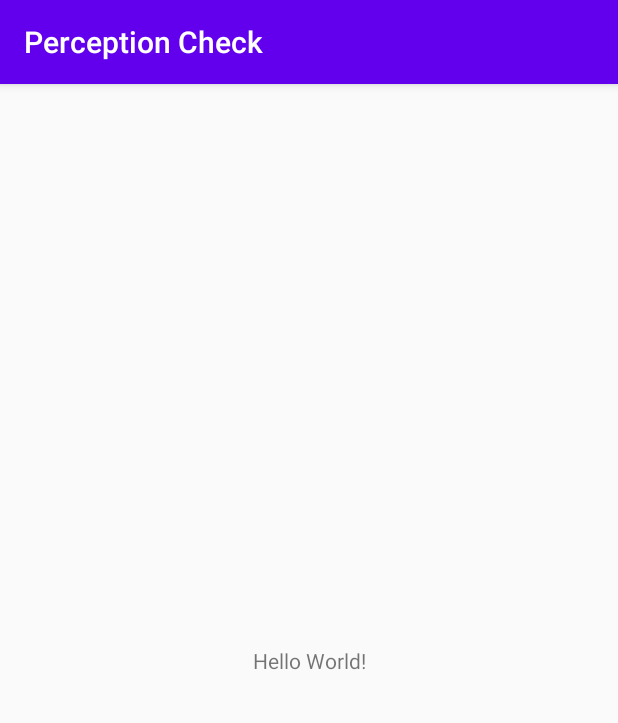
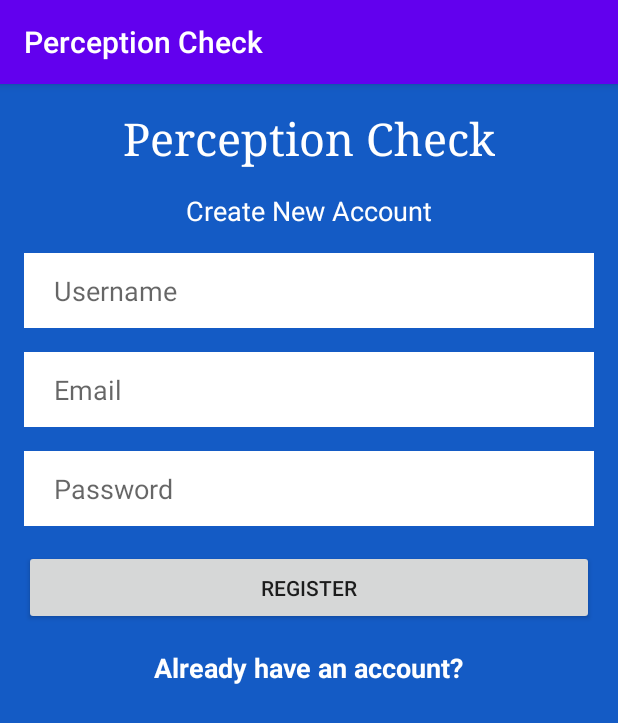
Before and after one commit to Patrick-Sorensen/Perception-Check, an Android app: the screen it shows after launch (MainActivity), on a phone screen of 412 x 824 dp. Shown: the top 723 px of the screen. Run offline under Robolectric (Android 15) with nearby library versions, the phone set to English and light mode, and no system bars.

```diff
--- /dev/null
+++ b/app/src/main/java/com/example/perceptioncheck/LoginActivity.kt
@@ -0,0 +1,11 @@
+package com.example.perceptioncheck
+
+import android.os.Bundle
+import androidx.appcompat.app.AppCompatActivity
+
+class LoginActivity : AppCompatActivity() {
+    override fun onCreate(savedInstanceState: Bundle?) {
+        super.onCreate(savedInstanceState)
+        setContentView(R.layout.activity_login)
+    }
+}
--- /dev/null
+++ b/app/src/main/res/layout/activity_login.xml
@@ -0,0 +1,6 @@
+<?xml version="1.0" encoding="utf-8"?>
+<androidx.constraintlayout.widget.ConstraintLayout
+    xmlns:android="http://schemas.android.com/apk/res/android" android:layout_width="match_parent"
+    android:layout_height="match_parent">
+
+</androidx.constraintlayout.widget.ConstraintLayout>
--- a/app/src/main/res/layout/activity_main.xml
+++ b/app/src/main/res/layout/activity_main.xml
@@ -4,15 +4,120 @@
     xmlns:tools="http://schemas.android.com/tools"
     android:layout_width="match_parent"
     android:layout_height="match_parent"
-    tools:context=".MainActivity">
+    android:background="#145BC5"
+    tools:context=".MainActivity" >
 
     <TextView
+        android:id="@+id/textView"
         android:layout_width="wrap_content"
         android:layout_height="wrap_content"
-        android:text="Hello World!"
-        app:layout_constraintBottom_toBottomOf="parent"
-        app:layout_constraintLeft_toLeftOf="parent"
-        app:layout_constraintRight_toRightOf="parent"
+        android:layout_marginStart="16dp"
+        android:layout_marginLeft="16dp"
+        android:layout_marginTop="16dp"
+        android:layout_marginEnd="16dp"
+        android:layout_marginRight="16dp"
+        android:fontFamily="serif"
+        android:text="Perception Check"
+        android:textColor="#FFFFFF"
+        android:textSize="30sp"
+        app:layout_constraintEnd_toEndOf="parent"
+        app:layout_constraintStart_toStartOf="parent"
         app:layout_constraintTop_toTopOf="parent" />
 
+    <TextView
+        android:id="@+id/create_new_account_textview_register"
+        android:layout_width="wrap_content"
+        android:layout_height="wrap_content"
+        android:layout_marginStart="16dp"
+        android:layout_marginLeft="16dp"
+        android:layout_marginTop="16dp"
+        android:layout_marginEnd="16dp"
+        android:layout_marginRight="16dp"
+        android:text="Create New Account"
+        android:textColor="#FFFFFF"
+        android:textSize="18sp"
+        app:layout_constraintEnd_toEndOf="@+id/textView"
+        app:layout_constraintStart_toStartOf="@+id/textView"
+        app:layout_constraintTop_toBottomOf="@+id/textView" />
+
+    <EditText
+        android:id="@+id/password_edittext_register"
+        android:layout_width="0dp"
+        android:layout_height="50dp"
+        android:layout_marginTop="16dp"
+        android:background="#FFFFFF"
+        android:ems="10"
+        android:hint="Password"
+        android:inputType="textPassword"
+        android:paddingLeft="20dp"
+        app:layout_constraintEnd_toEndOf="@+id/email_edittext_register"
+        app:layout_constraintStart_toStartOf="@+id/email_edittext_register"
+        app:layout_constraintTop_toBottomOf="@+id/email_edittext_register" />
+
+    <EditText
+        android:id="@+id/email_edittext_register"
+        android:layout_width="0dp"
+        android:layout_height="50dp"
+        android:layout_marginTop="16dp"
+        android:background="#FFFFFF"
+        android:ems="10"
+        android:hint="Email"
+        android:inputType="textEmailAddress"
+        android:paddingLeft="20dp"
+        app:layout_constraintEnd_toEndOf="@+id/username_edittext_register"
+        app:layout_constraintStart_toStartOf="@+id/username_edittext_register"
+        app:layout_constraintTop_toBottomOf="@+id/username_edittext_register" />
+
+    <EditText
+        android:id="@+id/username_edittext_register"
+        android:layout_width="0dp"
+        android:layout_height="50dp"
+        android:layout_marginStart="16dp"
+        android:layout_marginLeft="16dp"
+        android:layout_marginTop="16dp"
+        android:layout_marginEnd="16dp"
+        android:layout_marginRight="16dp"
+        android:background="#FFFFFF"
+        android:ems="10"
+        android:hint="Username"
+        android:inputType="textPersonName"
+        android:paddingLeft="20dp"
+        app:layout_constraintEnd_toEndOf="parent"
+        app:layout_constraintStart_toStartOf="parent"
+        app:layout_constraintTop_toBottomOf="@+id/create_new_account_textview_register" />
+
+    <Button
+        android:id="@+id/register_button_register"
+        android:layout_width="0dp"
+        android:layout_height="50dp"
+        android:layout_marginTop="16dp"
+        android:text="Register"
+        app:layout_constraintEnd_toEndOf="@+id/password_edittext_register"
+        app:layout_constraintStart_toStartOf="@+id/password_edittext_register"
+        app:layout_constraintTop_toBottomOf="@+id/password_edittext_register" />
+
+    <TextView
+        android:id="@+id/already_have_account_textview_register"
+        android:layout_width="wrap_content"
+        android:layout_height="wrap_content"
+        android:layout_marginTop="16dp"
+        android:text="Already have an account?"
+        android:textColor="#FFFFFF"
+        android:textSize="18sp"
+        android:textStyle="bold"
+        app:layout_constraintEnd_toEndOf="@+id/register_button_register"
+        app:layout_constraintStart_toStartOf="@+id/register_button_register"
+        app:layout_constraintTop_toBottomOf="@+id/register_button_register" />
+
+    <ProgressBar
+        android:id="@+id/register_progressbar_register"
+        style="?android:attr/progressBarStyle"
+        android:layout_width="wrap_content"
+        android:layout_height="wrap_content"
+        android:layout_marginTop="32dp"
+        android:visibility="invisible"
+        app:layout_constraintEnd_toEndOf="@+id/already_have_account_textview_register"
+        app:layout_constraintStart_toStartOf="@+id/already_have_account_textview_register"
+        app:layout_constraintTop_toBottomOf="@+id/already_have_account_textview_register" />
+
 </androidx.constraintlayout.widget.ConstraintLayout>
```
